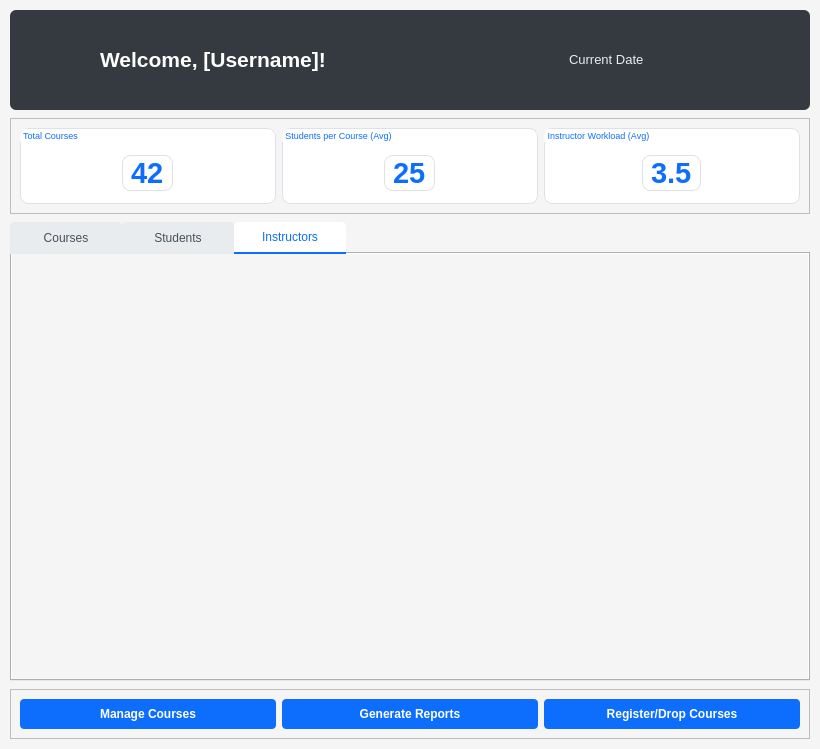
Above: UCRS/dashboard.ui from OMarey1/University-Course-Registration-System before the change. Below: the same form after it.
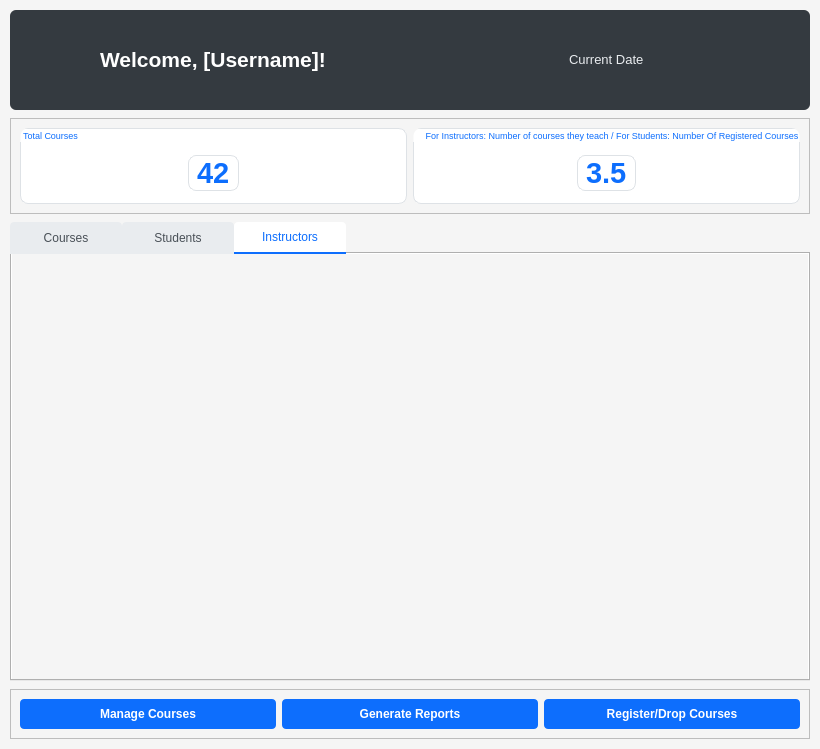
That is the form after the change. The open tabs and pages were chosen to show the change.

```diff
--- a/UCRS/dashboard.ui
+++ b/UCRS/dashboard.ui
@@ -159,42 +159,6 @@
         </layout>
        </widget>
       </item>
-      <item>
-       <widget class="QGroupBox" name="groupBox_2">
-        <property name="font">
-         <font>
-          <family>Segoe UI</family>
-          <pointsize>7</pointsize>
-         </font>
-        </property>
-        <property name="styleSheet">
-         <string notr="true">background-color: white; border: 1px solid #dee2e6; border-radius: 8px;
-color: #0d6efd;</string>
-        </property>
-        <property name="title">
-         <string>Students per Course (Avg)</string>
-        </property>
-        <layout class="QVBoxLayout" name="verticalLayout_2">
-         <item alignment="Qt::AlignmentFlag::AlignHCenter|Qt::AlignmentFlag::AlignVCenter">
-          <widget class="QLabel" name="label_2">
-           <property name="font">
-            <font>
-             <family>Segoe UI</family>
-             <pointsize>22</pointsize>
-             <bold>true</bold>
-            </font>
-           </property>
-           <property name="styleSheet">
-            <string notr="true">color: #0d6efd; font-size: 22pt; font-weight: bold;</string>
-           </property>
-           <property name="text">
-            <string>25</string>
-           </property>
-          </widget>
-         </item>
-        </layout>
-       </widget>
-      </item>
       <item>
        <widget class="QGroupBox" name="groupBox_3">
         <property name="font">
@@ -208,7 +172,7 @@
 color: #0d6efd;</string>
         </property>
         <property name="title">
-         <string>Instructor Workload (Avg)</string>
+         <string>For Instructors: Number of courses they teach / For Students: Number Of Registered Courses</string>
         </property>
         <layout class="QVBoxLayout" name="verticalLayout_3">
          <item alignment="Qt::AlignmentFlag::AlignHCenter|Qt::AlignmentFlag::AlignVCenter">
```
Left out of the diff: 2 changed lines with no effect on the pictures.
